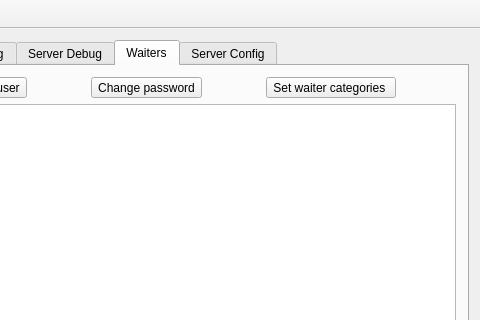
Before: the Qt Designer form admin/ui/mainwindow.ui in Mateus224/rotable, drawn with Qt 5; both pictures show x 270 to 750 and y 0 to 320 of the 750 by 650 pixel window.
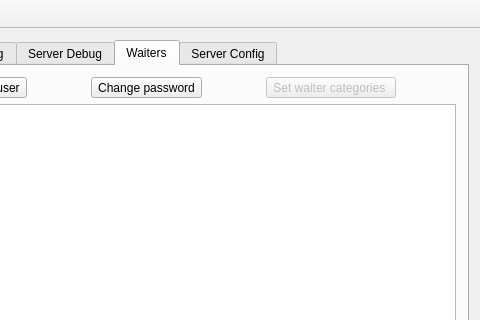
After: the same form once the commit is applied. Icons and pictures are not drawn. Custom widgets are drawn as their Qt base class.

Commit message: Add enable and disable waiter categories button

Diff of the .ui file:
```diff
--- a/admin/ui/mainwindow.ui
+++ b/admin/ui/mainwindow.ui
@@ -643,6 +643,9 @@
           </item>
           <item>
            <widget class="QToolButton" name="_toolButtonWaiterCategories">
+            <property name="enabled">
+             <bool>false</bool>
+            </property>
             <property name="sizePolicy">
              <sizepolicy hsizetype="Fixed" vsizetype="Fixed">
               <horstretch>0</horstretch>
```
